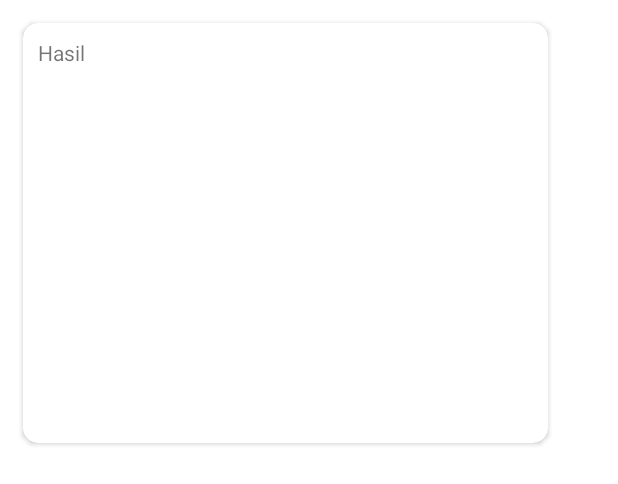
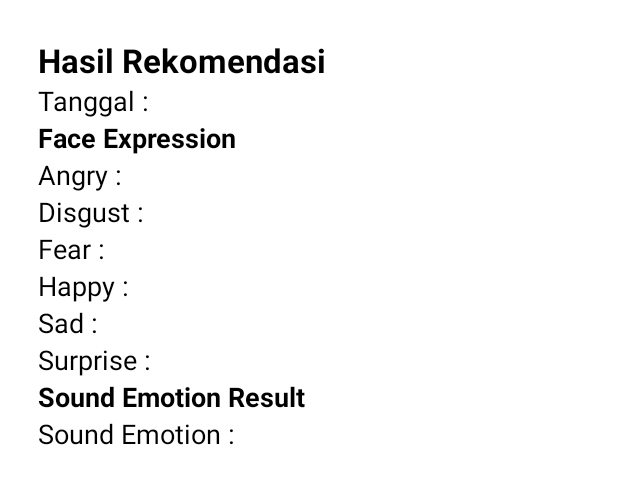
Before and after one commit to C23-PS325/Communicare, an Android app: the layout item_history.xml on its own in the app's theme, with its tools: preview values and no code run, on a phone screen of 412 x 824 dp. Shown: the top 484 px of the screen. Run offline under Robolectric (Android 15) with nearby library versions, the phone set to English and light mode, and no system bars.

Commit message:
Update layout history

```diff
--- a/app/src/main/res/layout/item_history.xml
+++ b/app/src/main/res/layout/item_history.xml
@@ -5,17 +5,104 @@
     app:cardCornerRadius="10dp"
     android:layout_margin="15dp"
     android:layout_width="350dp"
-    android:layout_height="280dp">
+    android:layout_height="wrap_content">
 
-    <RelativeLayout
+    <LinearLayout
         android:padding="10dp"
         android:layout_width="match_parent"
-        android:layout_height="match_parent">
+        android:layout_height="match_parent"
+        android:orientation="vertical">
 
         <TextView
             android:id="@+id/tv_result"
             android:layout_width="match_parent"
             android:layout_height="wrap_content"
-            android:text="Hasil"/>
-    </RelativeLayout>
+            android:text="Hasil Rekomendasi"
+            android:textSize="22sp"
+            android:textColor="@color/black"
+            android:textStyle="bold"/>
+
+        <TextView
+            android:id="@+id/tv_date"
+            android:layout_width="wrap_content"
+            android:layout_height="wrap_content"
+            android:text="Tanggal : "
+            android:textSize="18sp"
+            android:textColor="@color/black" />
+
+        <TextView
+            android:id="@+id/tv_label_face"
+            android:layout_width="wrap_content"
+            android:layout_height="wrap_content"
+            android:text="Face Expression"
+            android:textSize="18sp"
+            android:textColor="@color/black"
+            android:textStyle="bold"/>
+
+        <TextView
+            android:id="@+id/tv_angry"
+            android:layout_width="wrap_content"
+            android:layout_height="wrap_content"
+            android:text="Angry : "
+            android:textSize="18sp"
+            android:textColor="@color/black" />
+
+        <TextView
+            android:id="@+id/tv_disgust"
+            android:layout_width="wrap_content"
+            android:layout_height="wrap_content"
+            android:text="Disgust : "
+            android:textSize="18sp"
+            android:textColor="@color/black" />
+
+        <TextView
+            android:id="@+id/tv_fear"
+            android:layout_width="wrap_content"
+            android:layout_height="wrap_content"
+            android:text="Fear : "
+            android:textSize="18sp"
+            android:textColor="@color/black" />
+
+        <TextView
+            android:id="@+id/tv_happy"
+            android:layout_width="wrap_content"
+            android:layout_height="wrap_content"
+            android:text="Happy : "
+            android:textSize="18sp"
+            android:textColor="@color/black" />
+
+        <TextView
+            android:id="@+id/tv_sad"
+            android:layout_width="wrap_content"
+            android:layout_height="wrap_content"
+            android:text="Sad : "
+            android:textSize="18sp"
+            android:textColor="@color/black" />
+
+        <TextView
+            android:id="@+id/tv_surprise"
+            android:layout_width="wrap_content"
+            android:layout_height="wrap_content"
+            android:text="Surprise : "
+            android:textSize="18sp"
+            android:textColor="@color/black" />
+
+        <TextView
+            android:id="@+id/tv_label_sound"
+            android:layout_width="wrap_content"
+            android:layout_height="wrap_content"
+            android:text="Sound Emotion Result"
+            android:textSize="18sp"
+            android:textColor="@color/black"
+            android:textStyle="bold" />
+
+        <TextView
+            android:id="@+id/tv_sound_result"
+            android:layout_width="wrap_content"
+            android:layout_height="wrap_content"
+            android:text="Sound Emotion : "
+            android:textSize="18sp"
+            android:textColor="@color/black" />
+
+    </LinearLayout>
 </androidx.cardview.widget.CardView>
```
